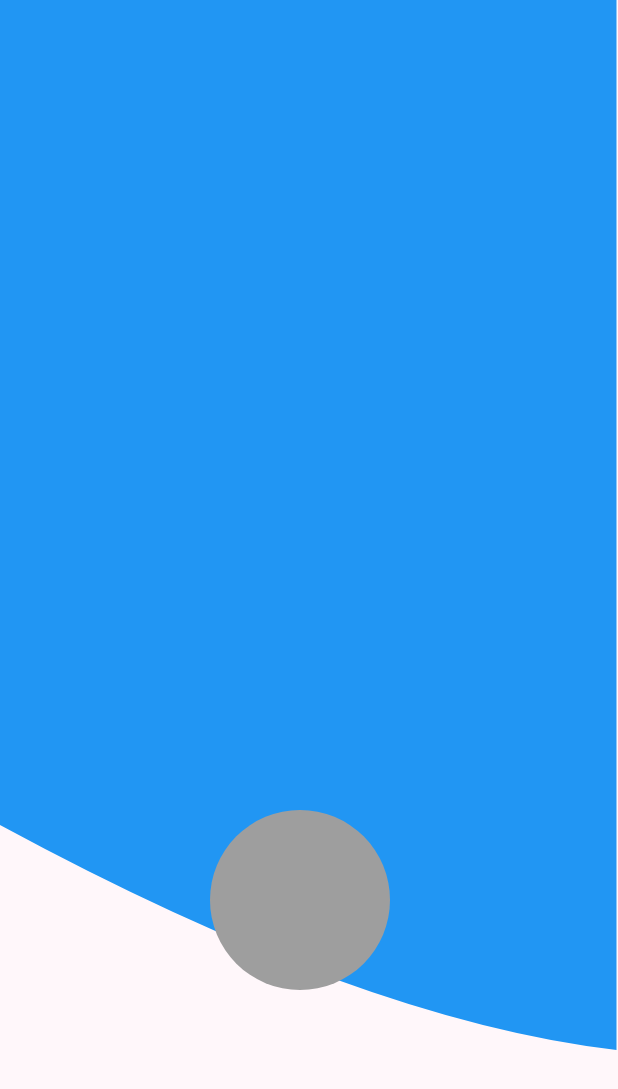
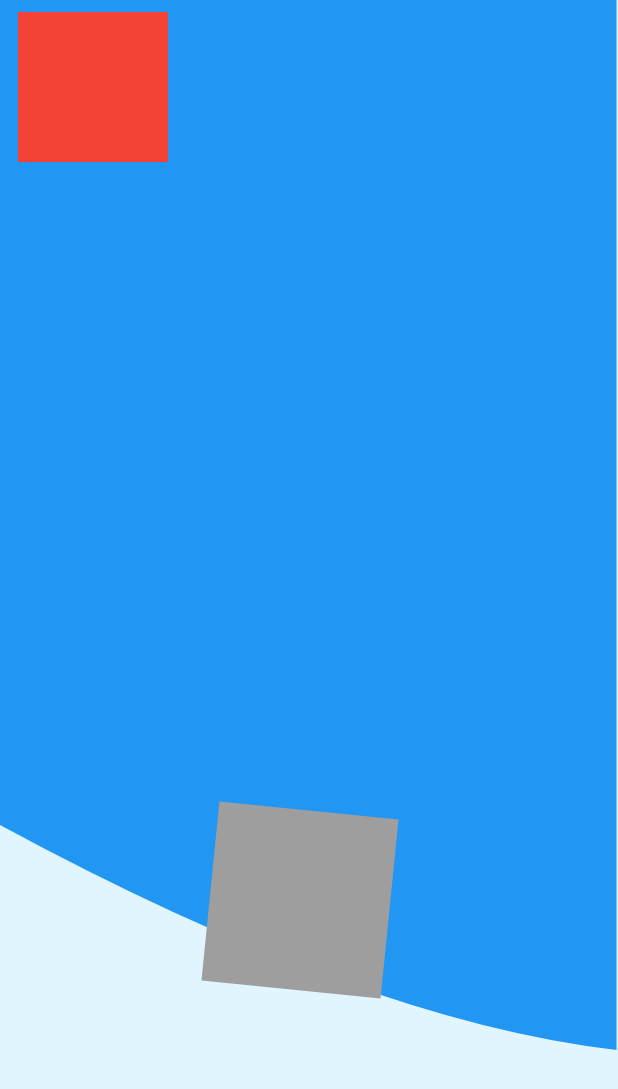
Before and after one commit to de-pamine/frontend, a Flutter app: the screen it shows after launch, on a phone screen of 412 x 824 dp. Shown: the top 1089 px of the screen. Run offline on Flutter 3.47's test engine with Material 3 defaults, Android fonts, the light colour scheme and no system bars.

Commit message:
feature/init animation making

```diff
--- /dev/null
+++ b/lib/animation.dart
@@ -0,0 +1,56 @@
+import 'package:flutter/material.dart';
+
+class AnimationWidget extends StatefulWidget {
+  const AnimationWidget({super.key});
+
+  @override
+  State<AnimationWidget> createState() => _AnimationWidgetState();
+}
+
+class _AnimationWidgetState extends State<AnimationWidget> with SingleTickerProviderStateMixin {
+  late AnimationController _controller;
+  double oldAngle = 0.0;
+
+  @override
+  void initState() {
+    super.initState();
+    _controller = AnimationController(
+      vsync: this,
+      duration: const Duration(milliseconds: 4000),
+      value: 0.0,
+    );
+  }
+
+  @override
+  void dispose() {
+    _controller.dispose();
+    super.dispose();
+  }
+
+  @override
+  Widget build(BuildContext context) {
+    return AnimatedBuilder(
+      animation: _controller,
+      builder: (BuildContext context, Widget? widget) {
+        //print(_controller.value);
+        //print(oldAngle);
+        oldAngle += 0.1;
+        print(_controller.value);
+        //_controller.value = oldAngle;
+        return GestureDetector(
+          onTap: () {
+            _controller.repeat();
+          },
+          child: Transform.rotate(
+            angle: oldAngle,
+            child: Container(
+              color: Colors.grey,
+              width: 120,
+              height: 120,
+            ),
+          ),
+        );
+      },
+    );
+  }
+}
--- a/lib/main.dart
+++ b/lib/main.dart
@@ -1,12 +1,19 @@
+import 'package:depamine/animation.dart';
+import 'package:depamine/paint.dart';
 import 'package:flutter/material.dart';
 
 void main() {
   runApp(const MyApp());
 }
 
-class MyApp extends StatelessWidget {
+class MyApp extends StatefulWidget {
   const MyApp({super.key});
 
+  @override
+  State<MyApp> createState() => _MyAppState();
+}
+
+class _MyAppState extends State<MyApp> {
   @override
   Widget build(BuildContext context) {
     return MaterialApp(
@@ -16,7 +23,13 @@ class MyApp extends StatelessWidget {
         useMaterial3: true,
       ),
       home: Scaffold(
-        body: Column(
+        body: Container(
+          width: MediaQuery.of(context).size.width * 1,
+          height: MediaQuery.of(context).size.height * 1,
+          color: Colors.lightBlue.shade50,
+          child: Stack(
+            children: [
+              Column(
                 children: [
                   // Expanded(
                   //   child: Container(
@@ -31,48 +44,27 @@ class MyApp extends StatelessWidget {
                   ),
                 ],
               ),
+              TextButton(
+                onPressed: () {},
+                child: Container(
+                  width: 100,
+                  height: 100,
+                  color: Colors.red,
+                ),
+              ),
+              const Positioned(
+                left: 140,
+                top: 540,
+                child: Align(
+                  alignment: Alignment.center,
+                  child: AnimationWidget(),
+                ),
+              ),
+            ],
+          ),
+        ),
       ),
     );
-  }
-}
-
-class MyPainter extends CustomPainter {
-  @override
-  void paint(Canvas canvas, Size size) {
-    final paint = Paint()
-      ..strokeWidth = 3
-      ..color = Colors.blue
-      ..style = PaintingStyle.fill;
-
-    final path1 = Path()
-      ..moveTo(0, 500 + 50)
-      ..quadraticBezierTo(
-        240,
-        500 + 180,
-        411,
-        500 + 200,
-      );
-
-    final path2 = Path()
-      ..addPath(
-        path1,
-        const Offset(0, 0),
-      )
-      ..lineTo(411, 0)
-      ..lineTo(0, 0)
-      ..lineTo(0, 500 + 180);
-
-    canvas.drawPath(path2, paint);
-
-    final paint2 = Paint()
-      ..color = Colors.grey
-      ..style = PaintingStyle.fill;
-    canvas.drawCircle(const Offset(200, 500 + 100), 60, paint2);
-  }
-
-  @override
-  bool shouldRepaint(covariant CustomPainter oldDelegate) {
-    return false;
   }
 }
 
```
Also changed, not shown: lib/paint.dart (added, +48 -0 lines). Lines whose indentation alone changed are shown as unchanged.
